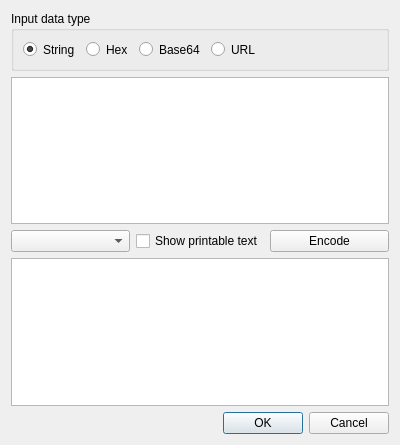
First picture: the form in BerViewer/data_encoder_dlg.ui, repository jykim74/BerEditor, before the edit.
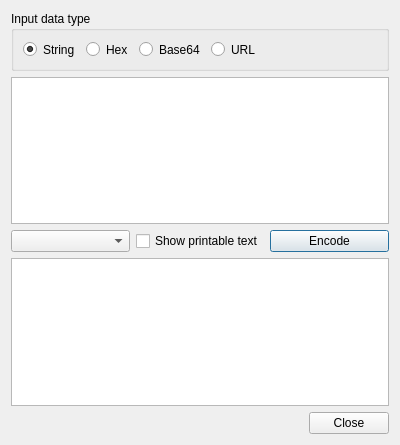
Second picture: the form after the edit.

What changed in the file:
```diff
--- a/BerViewer/data_encoder_dlg.ui
+++ b/BerViewer/data_encoder_dlg.ui
@@ -113,7 +113,7 @@
       <enum>Qt::Horizontal</enum>
      </property>
      <property name="standardButtons">
-      <set>QDialogButtonBox::Cancel|QDialogButtonBox::Ok</set>
+      <set>QDialogButtonBox::Close</set>
      </property>
     </widget>
    </item>
```
